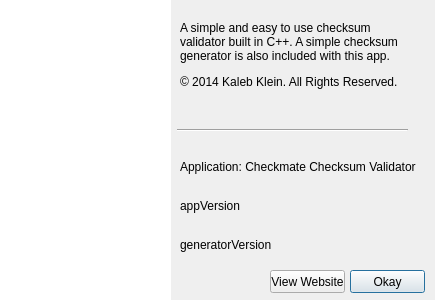
Old version of the form src/aboutdialog.ui in the repository ayworld/Checkmate.
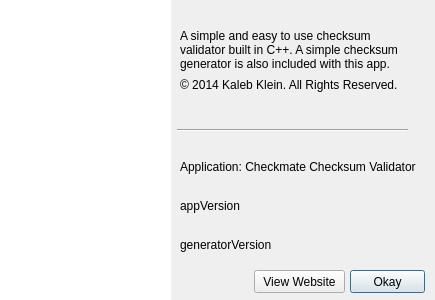
New version of the form. Icons and pictures are not drawn.

Commit message: Fixing about window

```diff
--- a/src/aboutdialog.ui
+++ b/src/aboutdialog.ui
@@ -34,11 +34,11 @@
      <x>180</x>
      <y>20</y>
      <width>231</width>
-     <height>71</height>
+     <height>61</height>
     </rect>
    </property>
    <property name="text">
-    <string>&lt;html&gt;&lt;head/&gt;&lt;body&gt;&lt;p&gt;A simple and easy to use checksum validator built in C++. A simple checksum generator is also included with this app.&lt;/p&gt;&lt;p&gt;© 2014 Kaleb Klein. All Rights Reserved.&lt;/p&gt;&lt;/body&gt;&lt;/html&gt;</string>
+    <string>&lt;html&gt;&lt;head/&gt;&lt;body&gt;&lt;p&gt;A simple and easy to use checksum validator built in C++. A simple checksum generator is also included with this app.&lt;/p&gt;&lt;/body&gt;&lt;/html&gt;</string>
    </property>
    <property name="wordWrap">
     <bool>true</bool>
@@ -121,9 +121,9 @@
   <widget class="QPushButton" name="bSite">
    <property name="geometry">
     <rect>
-     <x>270</x>
+     <x>254</x>
      <y>270</y>
-     <width>75</width>
+     <width>91</width>
      <height>23</height>
     </rect>
    </property>
@@ -131,6 +131,22 @@
     <string>View Website</string>
    </property>
   </widget>
+  <widget class="QLabel" name="label_3">
+   <property name="geometry">
+    <rect>
+     <x>180</x>
+     <y>70</y>
+     <width>231</width>
+     <height>31</height>
+    </rect>
+   </property>
+   <property name="text">
+    <string>&lt;html&gt;&lt;head/&gt;&lt;body&gt;&lt;p&gt;© 2014 Kaleb Klein. All Rights Reserved.&lt;/p&gt;&lt;/body&gt;&lt;/html&gt;</string>
+   </property>
+   <property name="wordWrap">
+    <bool>true</bool>
+   </property>
+  </widget>
  </widget>
  <resources/>
  <connections/>
```
The commit also changes 1 other file.
